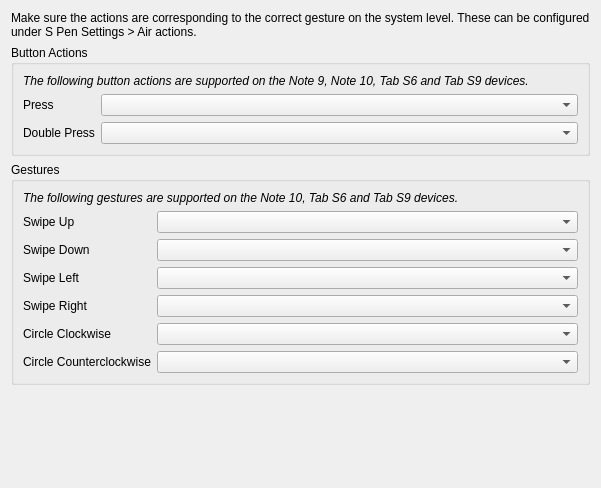
Qt form plugins/extensions/spensettings/wdg_spensettings.ui (KDE/krita) before a commit.
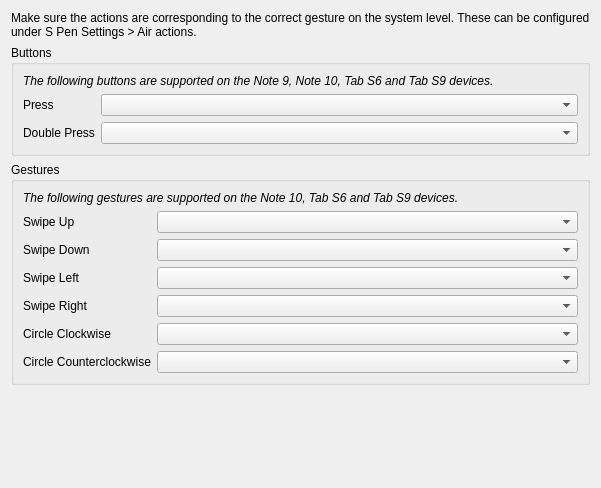
The same form after that commit.

Commit message:
S-Pen: Remove redundant "actions" text
The user already knows we're under the "S-Pen Actions" tab, we don't
need to repeat ourselves here. It makes this button actions section
match gestures too.

The edit to the form file:
```diff
--- a/plugins/extensions/spensettings/wdg_spensettings.ui
+++ b/plugins/extensions/spensettings/wdg_spensettings.ui
@@ -40,7 +40,7 @@
       </sizepolicy>
      </property>
      <property name="title">
-      <string>Button Actions</string>
+      <string>Buttons</string>
      </property>
      <layout class="QFormLayout" name="formLayout">
       <item column="0" row="1">
@@ -71,7 +71,7 @@
          </font>
         </property>
         <property name="text">
-         <string>The following button actions are supported on the Note 9, Note 10, Tab S6 and Tab S9 devices.</string>
+         <string>The following buttons are supported on the Note 9, Note 10, Tab S6 and Tab S9 devices.</string>
         </property>
         <property name="wordWrap">
          <bool>true</bool>
```
